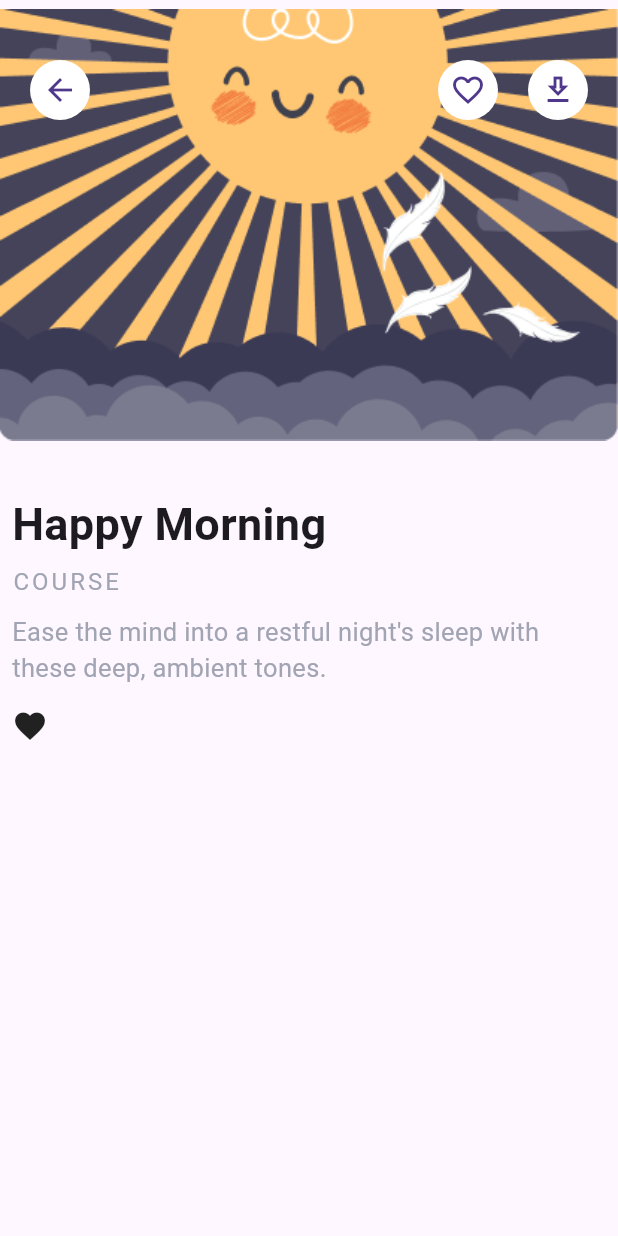
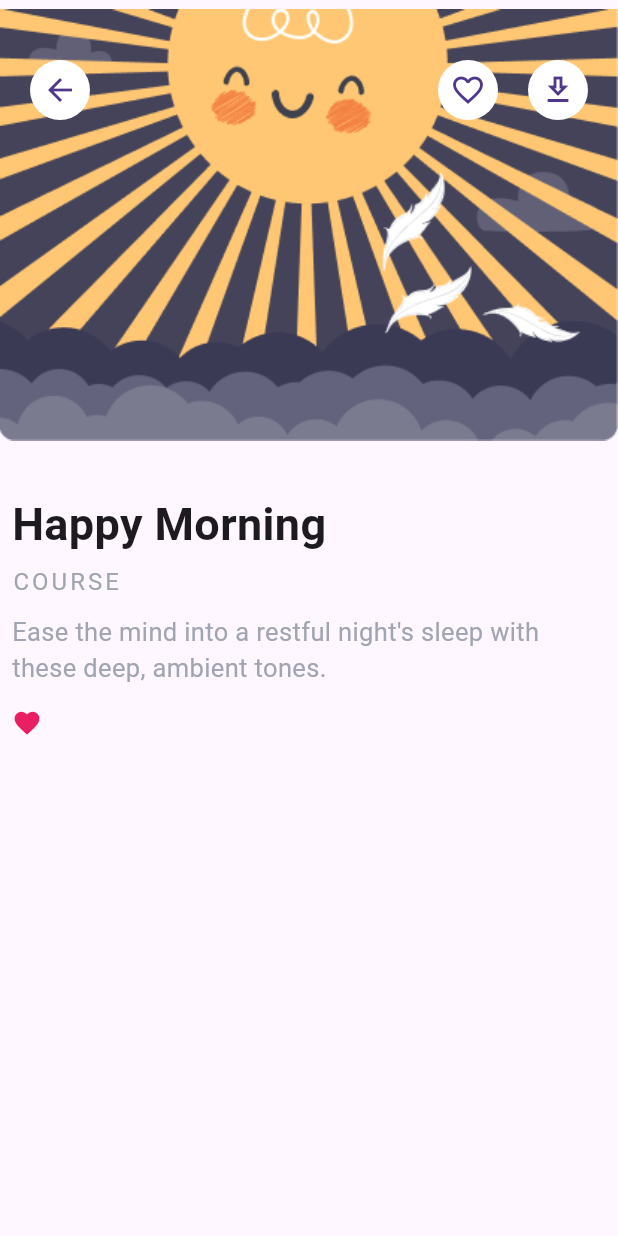
Before and after one commit to AthiraaAthi/meditation_app_Ui, a Flutter app: the CourseScreen screen opened directly, on a phone screen of 412 x 824 dp. Run offline on Flutter 3.47's test engine with Material 3 defaults, Android fonts, the phone set to English and light mode, and no system bars.

Commit message:
Updated favorite icon in CourseScreen to use pink color and adjusted size for better visibility.

```diff
--- a/lib/view/home/course_screen.dart
+++ b/lib/view/home/course_screen.dart
@@ -81,9 +81,7 @@ class _CourseScreenState extends State<CourseScreen> {
                   SizedBox(height: 15),
                   Row(
                     children: [
-                      Icon(
-                        Icons.favorite,
-                      ),
+                      Icon(Icons.favorite, color: Colors.pink, size: 20),
                     ],
                   )
                 ],
```
